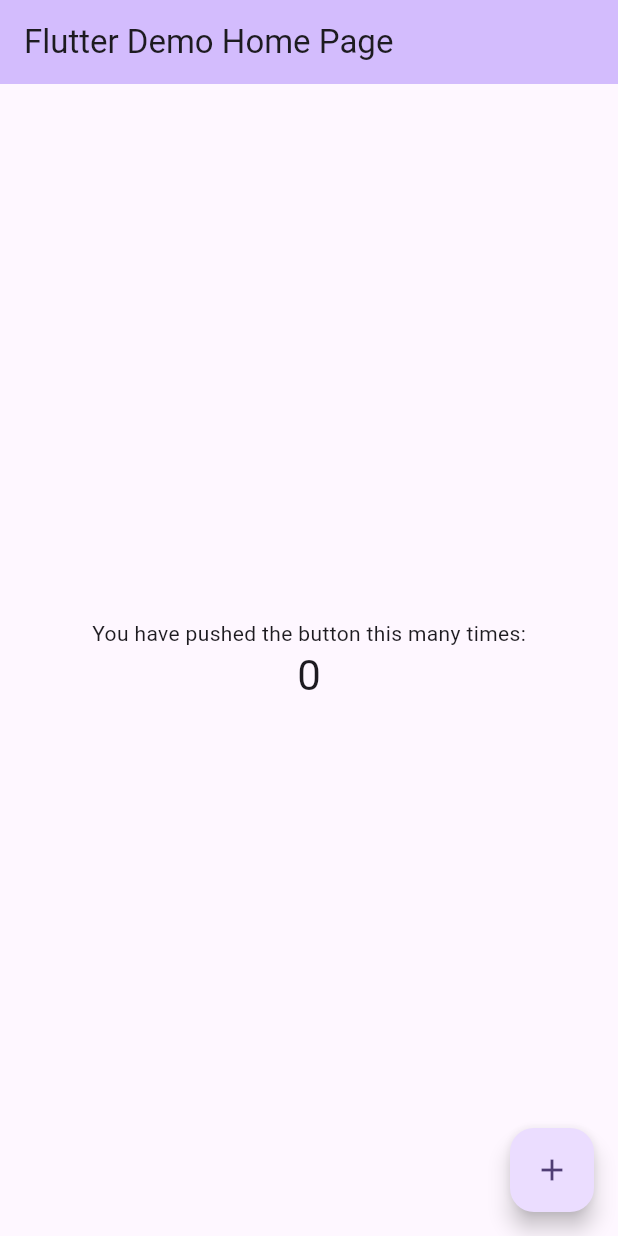
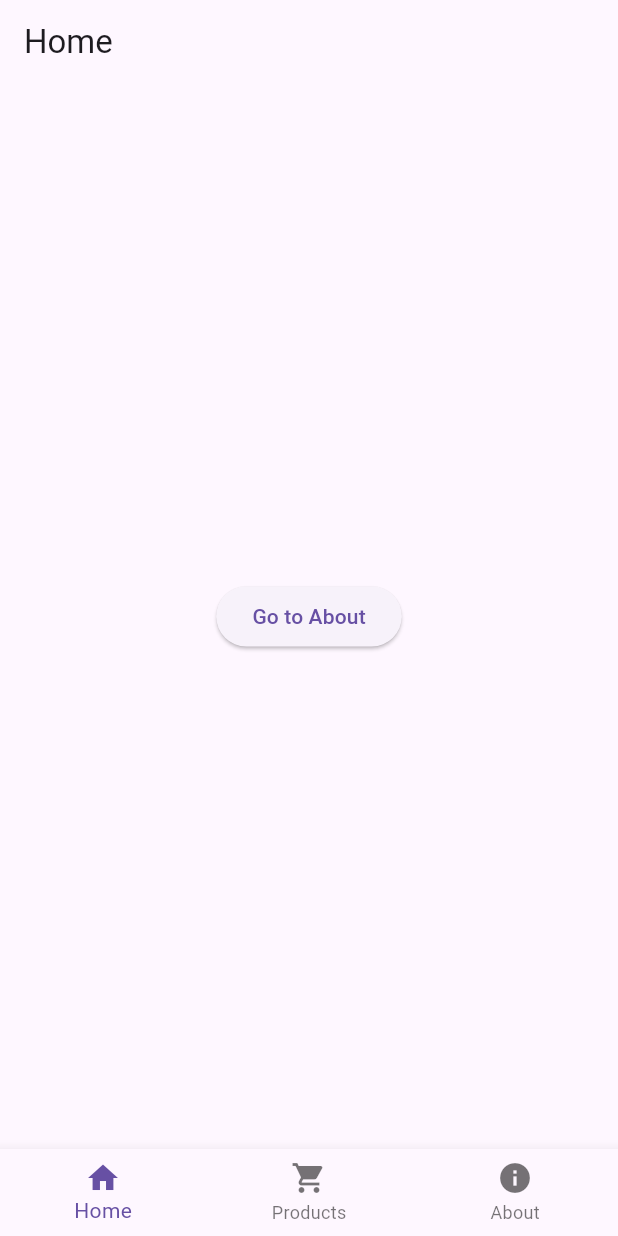
Before and after one commit to johannranudd/flutter_application_1, a Flutter app: the screen it shows after launch, on a phone screen of 412 x 824 dp. Run offline on Flutter 3.47's test engine with Material 3 defaults, Android fonts, the phone set to English and light mode, and no system bars.

Commit message:
basic navigation in place. some issues with on-page navigation due to layout problems. must fix

```diff
--- a/lib/main.dart
+++ b/lib/main.dart
@@ -1,125 +1,44 @@
 import 'package:flutter/material.dart';
+import './screens/home.dart';
+import './screens/products.dart';
+import './screens/about.dart';
+import './widgets/custom_bottom_navigation_bar.dart'; // Adjust import paths as necessary
 
-void main() {
-  runApp(const MyApp());
+void main() => runApp(MyApp());
+
+class MyApp extends StatefulWidget {
+  const MyApp({super.key});
+
+  @override
+  // ignore: library_private_types_in_public_api
+  _MyAppState createState() => _MyAppState();
 }
 
-class MyApp extends StatelessWidget {
-  const MyApp({super.key});
+class _MyAppState extends State<MyApp> {
+  int _selectedIndex = 0;
+  final List<Widget> _pages = [const Home(), const Products(), const About()];
 
-  // This widget is the root of your application.
-  @override
-  Widget build(BuildContext context) {
-    return MaterialApp(
-      title: 'Flutter Demo',
-      theme: ThemeData(
-        // This is the theme of your application.
-        //
-        // TRY THIS: Try running your application with "flutter run". You'll see
-        // the application has a purple toolbar. Then, without quitting the app,
-        // try changing the seedColor in the colorScheme below to Colors.green
-        // and then invoke "hot reload" (save your changes or press the "hot
-        // reload" button in a Flutter-supported IDE, or press "r" if you used
-        // the command line to start the app).
-        //
-        // Notice that the counter didn't reset back to zero; the application
-        // state is not lost during the reload. To reset the state, use hot
-        // restart instead.
-        //
-        // This works for code too, not just values: Most code changes can be
-        // tested with just a hot reload.
-        colorScheme: ColorScheme.fromSeed(seedColor: Colors.deepPurple),
-        useMaterial3: true,
-      ),
-      home: const MyHomePage(title: 'Flutter Demo Home Page'),
-    );
-  }
-}
-
-class MyHomePage extends StatefulWidget {
-  const MyHomePage({super.key, required this.title});
-
-  // This widget is the home page of your application. It is stateful, meaning
-  // that it has a State object (defined below) that contains fields that affect
-  // how it looks.
-
-  // This class is the configuration for the state. It holds the values (in this
-  // case the title) provided by the parent (in this case the App widget) and
-  // used by the build method of the State. Fields in a Widget subclass are
-  // always marked "final".
-
-  final String title;
-
-  @override
-  State<MyHomePage> createState() => _MyHomePageState();
-}
-
-class _MyHomePageState extends State<MyHomePage> {
-  int _counter = 0;
-
-  void _incrementCounter() {
+  void _onItemTapped(int index) {
     setState(() {
-      // This call to setState tells the Flutter framework that something has
-      // changed in this State, which causes it to rerun the build method below
-      // so that the display can reflect the updated values. If we changed
-      // _counter without calling setState(), then the build method would not be
-      // called again, and so nothing would appear to happen.
-      _counter++;
+      _selectedIndex = index;
     });
   }
 
   @override
   Widget build(BuildContext context) {
-    // This method is rerun every time setState is called, for instance as done
-    // by the _incrementCounter method above.
-    //
-    // The Flutter framework has been optimized to make rerunning build methods
-    // fast, so that you can just rebuild anything that needs updating rather
-    // than having to individually change instances of widgets.
-    return Scaffold(
-      appBar: AppBar(
-        // TRY THIS: Try changing the color here to a specific color (to
-        // Colors.amber, perhaps?) and trigger a hot reload to see the AppBar
-        // change color while the other colors stay the same.
-        backgroundColor: Theme.of(context).colorScheme.inversePrimary,
-        // Here we take the value from the MyHomePage object that was created by
-        // the App.build method, and use it to set our appbar title.
-        title: Text(widget.title),
-      ),
-      body: Center(
-        // Center is a layout widget. It takes a single child and positions it
-        // in the middle of the parent.
-        child: Column(
-          // Column is also a layout widget. It takes a list of children and
-          // arranges them vertically. By default, it sizes itself to fit its
-          // children horizontally, and tries to be as tall as its parent.
-          //
-          // Column has various properties to control how it sizes itself and
-          // how it positions its children. Here we use mainAxisAlignment to
-          // center the children vertically; the main axis here is the vertical
-          // axis because Columns are vertical (the cross axis would be
-          // horizontal).
-          //
-          // TRY THIS: Invoke "debug painting" (choose the "Toggle Debug Paint"
-          // action in the IDE, or press "p" in the console), to see the
-          // wireframe for each widget.
-          mainAxisAlignment: MainAxisAlignment.center,
-          children: <Widget>[
-            const Text(
-              'You have pushed the button this many times:',
-            ),
-            Text(
-              '$_counter',
-              style: Theme.of(context).textTheme.headlineMedium,
-            ),
-          ],
+    return MaterialApp(
+      routes: {
+        '/home': (context) => _pages[0], // Home
+        '/products': (context) => _pages[1], // Products
+        '/about': (context) => _pages[2], // About
+      },
+      home: Scaffold(
+        body: _pages.elementAt(_selectedIndex),
+        bottomNavigationBar: CustomBottomNavigationBar(
+          currentIndex: _selectedIndex,
+          onItemSelected: _onItemTapped,
         ),
       ),
-      floatingActionButton: FloatingActionButton(
-        onPressed: _incrementCounter,
-        tooltip: 'Increment',
-        child: const Icon(Icons.add),
-      ), // This trailing comma makes auto-formatting nicer for build methods.
     );
   }
 }
--- /dev/null
+++ b/lib/screens/about.dart
@@ -0,0 +1,17 @@
+import 'package:flutter/material.dart';
+
+class About extends StatelessWidget {
+  const About({super.key});
+
+  @override
+  Widget build(BuildContext context) {
+    return Scaffold(
+      appBar: AppBar(
+        title: const Text('About'),
+      ),
+      body: const Center(
+        child: Text('About Page'),
+      ),
+    );
+  }
+}
--- /dev/null
+++ b/lib/screens/home.dart
@@ -0,0 +1,22 @@
+import 'package:flutter/material.dart';
+
+class Home extends StatelessWidget {
+  const Home({super.key});
+
+  @override
+  Widget build(BuildContext context) {
+    return Scaffold(
+      appBar: AppBar(
+        title: const Text('Home'),
+      ),
+      body: Center(
+        child: ElevatedButton(
+          onPressed: () {
+            Navigator.pushNamed(context, '/about');
+          },
+          child: const Text('Go to About'),
+        ),
+      ),
+    );
+  }
+}
--- /dev/null
+++ b/lib/screens/products.dart
@@ -0,0 +1,17 @@
+import 'package:flutter/material.dart';
+
+class Products extends StatelessWidget {
+  const Products({super.key});
+
+  @override
+  Widget build(BuildContext context) {
+    return Scaffold(
+      appBar: AppBar(
+        title: const Text('Products'),
+      ),
+      body: const Center(
+        child: Text('Products Page'),
+      ),
+    );
+  }
+}
--- /dev/null
+++ b/lib/widgets/custom_app_bar.dart
@@ -0,0 +1,17 @@
+import 'package:flutter/material.dart';
+
+class CustomAppBar extends StatelessWidget implements PreferredSizeWidget {
+  final String title;
+
+  const CustomAppBar({super.key, required this.title});
+
+  @override
+  Widget build(BuildContext context) {
+    return AppBar(
+      title: Text(title),
+    );
+  }
+
+  @override
+  Size get preferredSize => Size.fromHeight(kToolbarHeight);
+}
--- /dev/null
+++ b/lib/widgets/custom_bottom_navigation_bar.dart
@@ -0,0 +1,34 @@
+import 'package:flutter/material.dart';
+
+class CustomBottomNavigationBar extends StatelessWidget {
+  final int currentIndex;
+  final Function(int) onItemSelected;
+
+  const CustomBottomNavigationBar({
+    super.key,
+    required this.currentIndex,
+    required this.onItemSelected,
+  });
+
+  @override
+  Widget build(BuildContext context) {
+    return BottomNavigationBar(
+      currentIndex: currentIndex,
+      onTap: onItemSelected,
+      items: const [
+        BottomNavigationBarItem(
+          icon: Icon(Icons.home),
+          label: 'Home',
+        ),
+        BottomNavigationBarItem(
+          icon: Icon(Icons.shopping_cart),
+          label: 'Products',
+        ),
+        BottomNavigationBarItem(
+          icon: Icon(Icons.info),
+          label: 'About',
+        ),
+      ],
+    );
+  }
+}
```
